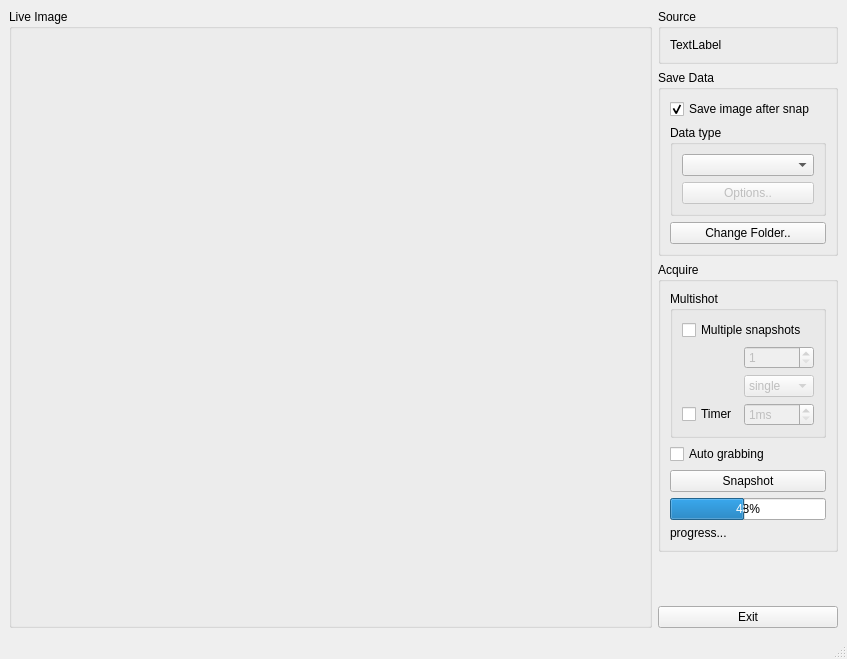
The window that Qitom/ui/dialogSnapshot.ui (itom-project/itom) describes before a commit, drawn with Qt 5.
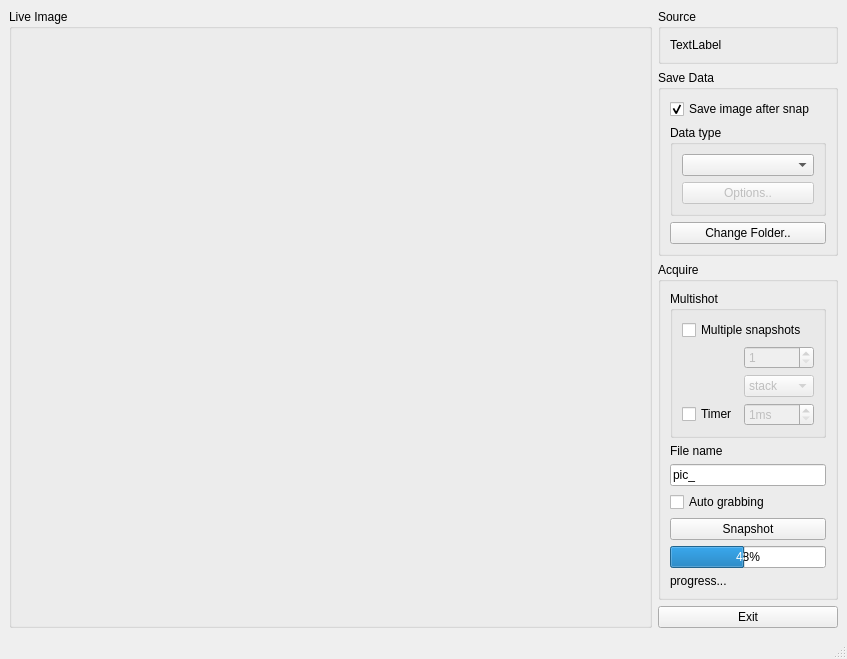
The same window after the commit.

Commit message: finished snapshot... hallelujah!

Diff of the .ui file:
```diff
--- a/Qitom/ui/dialogSnapshot.ui
+++ b/Qitom/ui/dialogSnapshot.ui
@@ -110,45 +110,6 @@
          <string>Acquire</string>
         </property>
         <layout class="QGridLayout" name="gridLayout_2">
-         <item row="7" column="0">
-          <widget class="QProgressBar" name="progress">
-           <property name="maximum">
-            <number>50</number>
-           </property>
-           <property name="value">
-            <number>24</number>
-           </property>
-           <property name="textVisible">
-            <bool>true</bool>
-           </property>
-           <property name="orientation">
-            <enum>Qt::Horizontal</enum>
-           </property>
-           <property name="invertedAppearance">
-            <bool>false</bool>
-           </property>
-           <property name="textDirection">
-            <enum>QProgressBar::TopToBottom</enum>
-           </property>
-           <property name="format">
-            <string>%p%</string>
-           </property>
-          </widget>
-         </item>
-         <item row="5" column="0">
-          <widget class="QPushButton" name="btnSnap">
-           <property name="text">
-            <string>Snapshot</string>
-           </property>
-          </widget>
-         </item>
-         <item row="4" column="0">
-          <widget class="QCheckBox" name="checkAutograbbing">
-           <property name="text">
-            <string>Auto grabbing</string>
-           </property>
-          </widget>
-         </item>
          <item row="3" column="0">
           <widget class="QGroupBox" name="groupMultishot">
            <property name="title">
@@ -209,6 +170,9 @@
               <property name="enabled">
                <bool>false</bool>
               </property>
+              <property name="currentIndex">
+               <number>1</number>
+              </property>
               <item>
                <property name="text">
                 <string>single</string>
@@ -247,13 +211,66 @@
            </layout>
           </widget>
          </item>
-         <item row="8" column="0">
+         <item row="11" column="0">
+          <widget class="QCheckBox" name="checkAutograbbing">
+           <property name="text">
+            <string>Auto grabbing</string>
+           </property>
+          </widget>
+         </item>
+         <item row="12" column="0">
+          <widget class="QPushButton" name="btnSnap">
+           <property name="text">
+            <string>Snapshot</string>
+           </property>
+          </widget>
+         </item>
+         <item row="14" column="0">
+          <widget class="QProgressBar" name="progress">
+           <property name="maximum">
+            <number>50</number>
+           </property>
+           <property name="value">
+            <number>24</number>
+           </property>
+           <property name="textVisible">
+            <bool>true</bool>
+           </property>
+           <property name="orientation">
+            <enum>Qt::Horizontal</enum>
+           </property>
+           <property name="invertedAppearance">
+            <bool>false</bool>
+           </property>
+           <property name="textDirection">
+            <enum>QProgressBar::TopToBottom</enum>
+           </property>
+           <property name="format">
+            <string>%p%</string>
+           </property>
+          </widget>
+         </item>
+         <item row="15" column="0">
           <widget class="QLabel" name="lblProgress">
            <property name="text">
             <string>progress...</string>
            </property>
           </widget>
          </item>
+         <item row="5" column="0">
+          <widget class="QLineEdit" name="leFilename">
+           <property name="text">
+            <string>pic_</string>
+           </property>
+          </widget>
+         </item>
+         <item row="4" column="0">
+          <widget class="QLabel" name="labelSource_2">
+           <property name="text">
+            <string>File name</string>
+           </property>
+          </widget>
+         </item>
         </layout>
        </widget>
       </item>
```
Left out of the diff: 6 changed lines with no effect on the pictures. The commit also changes 3 other files.
